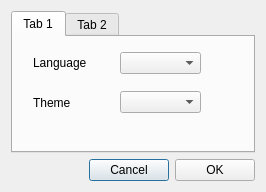
Old version of the form widgets/ui/preferencesdialog.ui in the repository piraterna/axdbg.
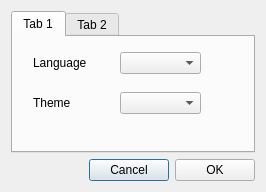
New version of the form. The open tabs and pages were chosen to show the change.

The edit to the form file:
```diff
--- a/widgets/ui/preferencesdialog.ui
+++ b/widgets/ui/preferencesdialog.ui
@@ -51,7 +51,7 @@
          <x>20</x>
          <y>50</y>
          <width>168</width>
-         <height>31</height>
+         <height>32</height>
         </rect>
        </property>
        <layout class="QHBoxLayout" name="horizontalLayout_3">
```
Left out of the diff: 4 changed lines with no effect on the pictures.
